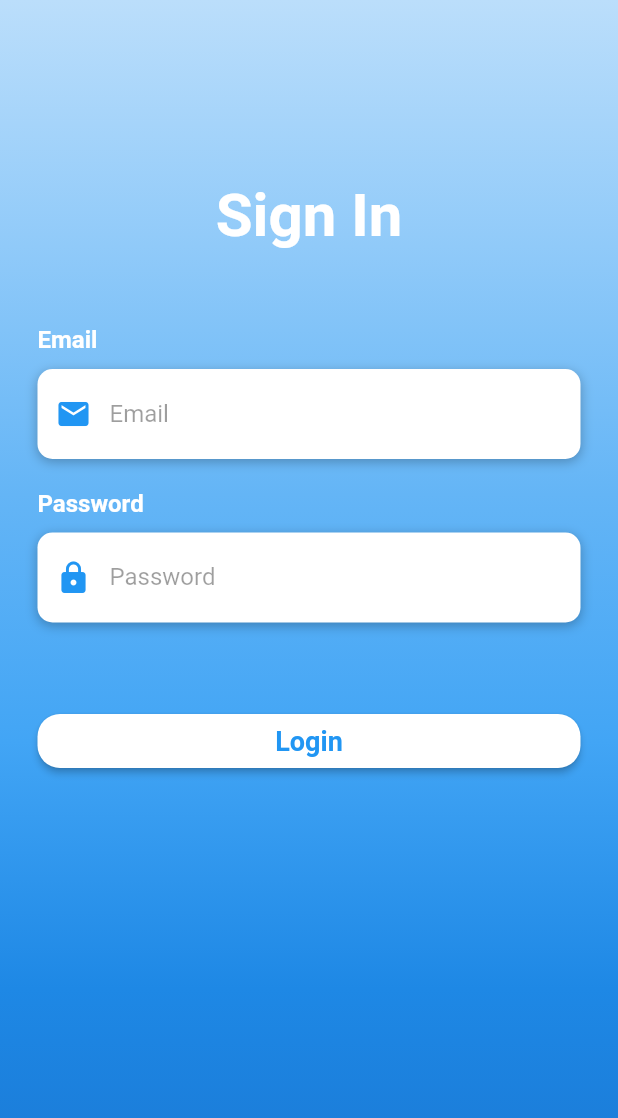
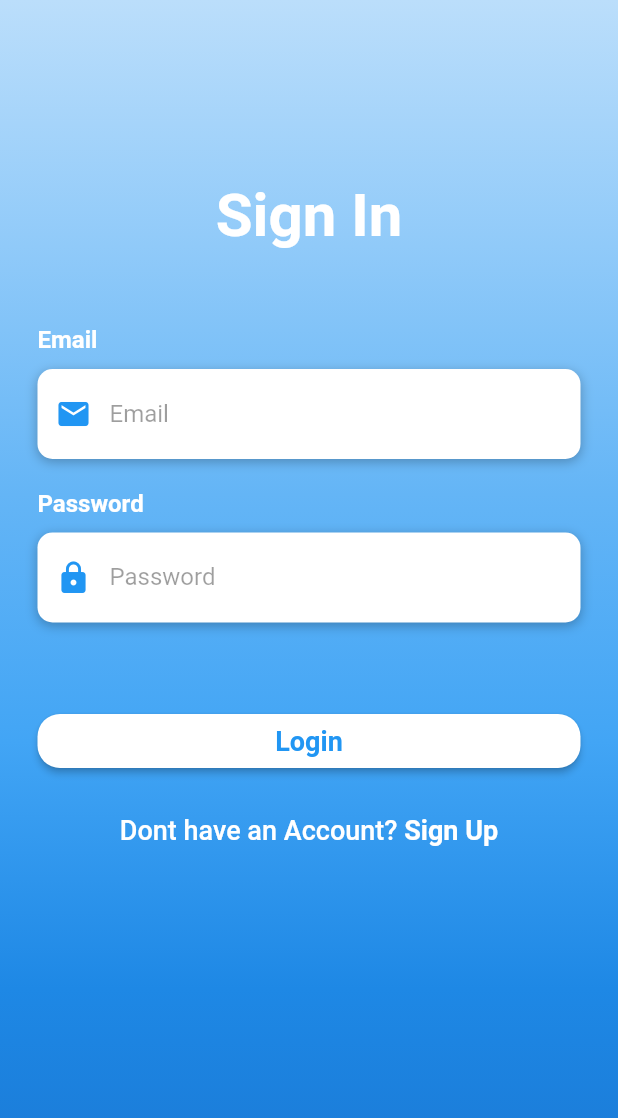
Before and after one commit to sajasaadoun/EasyPark, a Flutter app: the screen it shows after launch, on a phone screen of 412 x 824 dp. Shown: the top 1118 px of the screen. Run offline on Flutter 3.47's test engine with Material 2 defaults, Android fonts, the phone set to English and light mode, and no system bars; our stand-ins replace permission_handler; missing offline and left inert: flutter_emoji, flutter_sound.

Commit message:
the last change of login page

```diff
--- a/easypark/lib/screens/login_page.dart
+++ b/easypark/lib/screens/login_page.dart
@@ -129,10 +129,11 @@ Widget buildSignBtn() {
             fontWeight: FontWeight.w500,
           )),
       TextSpan(
-          text: 'Sign Up',
+          text: ' Sign Up',
           style: TextStyle(
             color: Colors.white,
             fontSize: 18,
+            fontWeight: FontWeight.bold,
           ))
     ])),
   );
@@ -191,6 +192,7 @@ class _LoginScreenState extends State<LoginScreen> {
                         height: 30,
                       ),
                       buildLoginBtn(),
+                      buildSignBtn(),
                     ],
                   ),
                 ),
```
